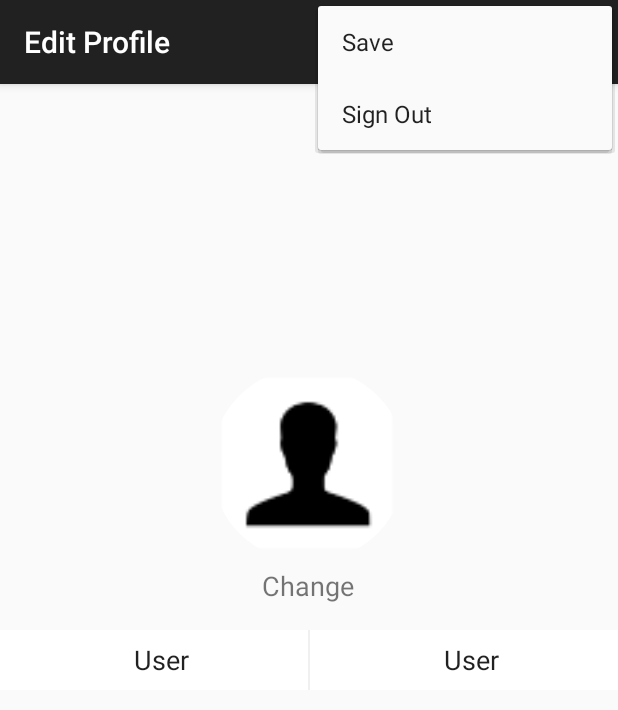
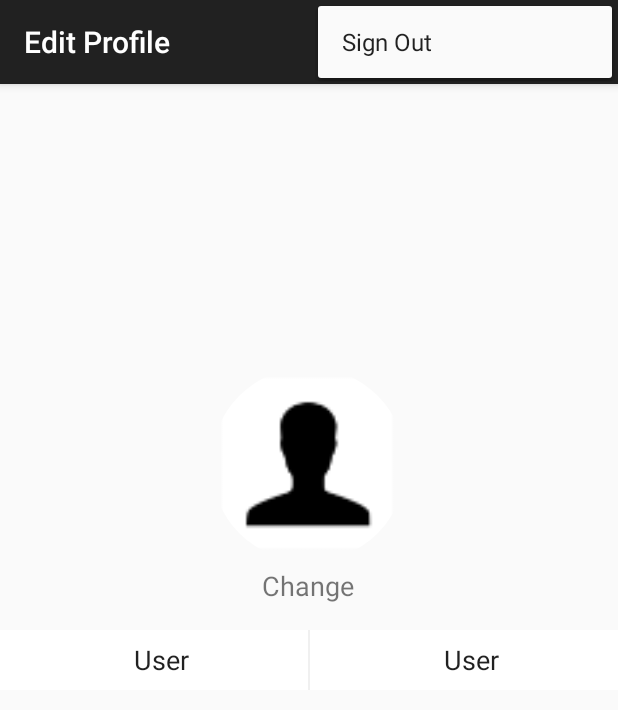
Before and after one commit to yass8n/WhozThis-Android, an Android app: the ProfileActivity screen opened directly, with no data from a screen before it, with the options menu open, on a phone screen of 412 x 824 dp. Shown: the top 710 px of the screen. Run offline under Robolectric (Android 15) with nearby library versions, the phone set to English and light mode, and no system bars; our stand-ins replace Picasso; plain views replace RoundedImageView; pictures from the network do not load.

Commit message:
updated menu for profile activity

```diff
--- a/app/src/main/java/com/example/yass8n/whozthis/activities/MainActivity.java
+++ b/app/src/main/java/com/example/yass8n/whozthis/activities/MainActivity.java
@@ -178,7 +178,6 @@ public class MainActivity extends ActionBarActivity {
                 HttpClient httpClient = new DefaultHttpClient();
                 HttpContext localContext = new BasicHttpContext();
                 HttpGet httpGet = new HttpGet(Global.AWS_URL + "v1/users/stream/" + Integer.toString(WelcomeActivity.current_user.user_id));
-
 
                 HttpResponse response = httpClient.execute(httpGet, localContext);
                 HttpEntity response_entity = response.getEntity();
--- a/app/src/main/res/menu/menu_profile.xml
+++ b/app/src/main/res/menu/menu_profile.xml
@@ -3,7 +3,7 @@
     xmlns:tools="http://schemas.android.com/tools"
     tools:context="com.example.yass8n.whozthis.activities.ProfileActivity">
     <item android:id="@+id/save" android:title="@string/save"
-        android:orderInCategory="99"
+        android:orderInCategory="99" app:showAsAction="always"
          />
     <item android:id="@+id/sign_out" android:title="@string/sign_out"
         android:orderInCategory="100" app:showAsAction="never" />
```
